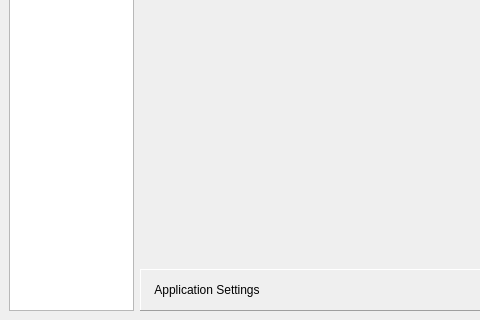
Qt form src/ui/synnefo.ui (oyranos-cms/Synnefo) before a commit; both pictures show x 0 to 480 and y 216 to 536 of the 792 by 536 pixel window.
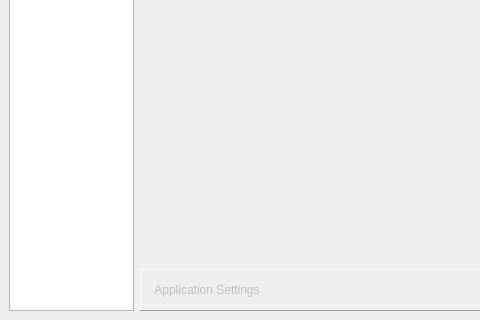
The same form after that commit. Icons and pictures are not drawn.

Commit message: disabled "application settings" for maintenance

```diff
--- a/src/ui/synnefo.ui
+++ b/src/ui/synnefo.ui
@@ -101,6 +101,9 @@
        </property>
        <item row="0" column="3">
         <widget class="QPushButton" name="appSettingsButton">
+         <property name="enabled">
+          <bool>false</bool>
+         </property>
          <property name="maximumSize">
           <size>
            <width>16777215</width>
```
